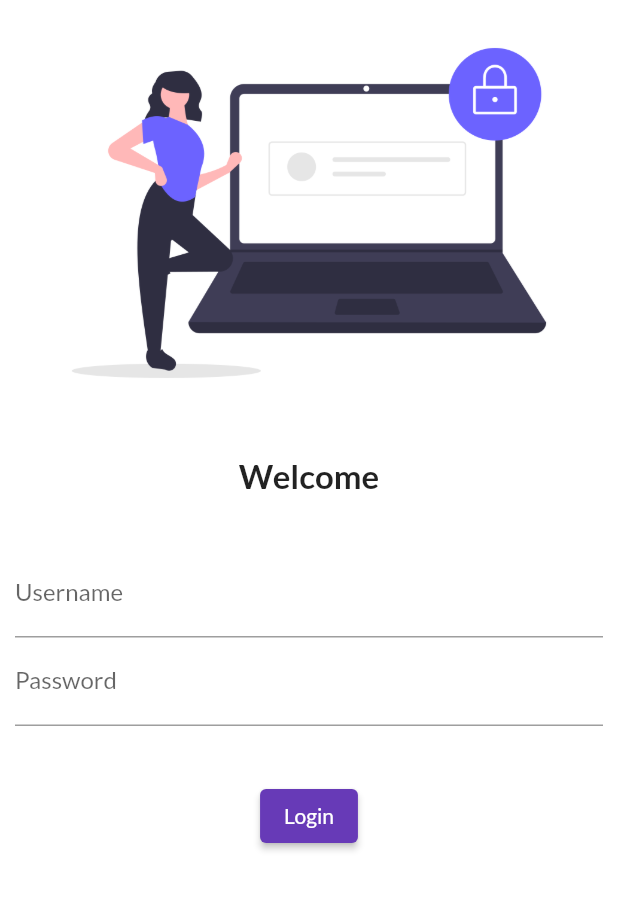
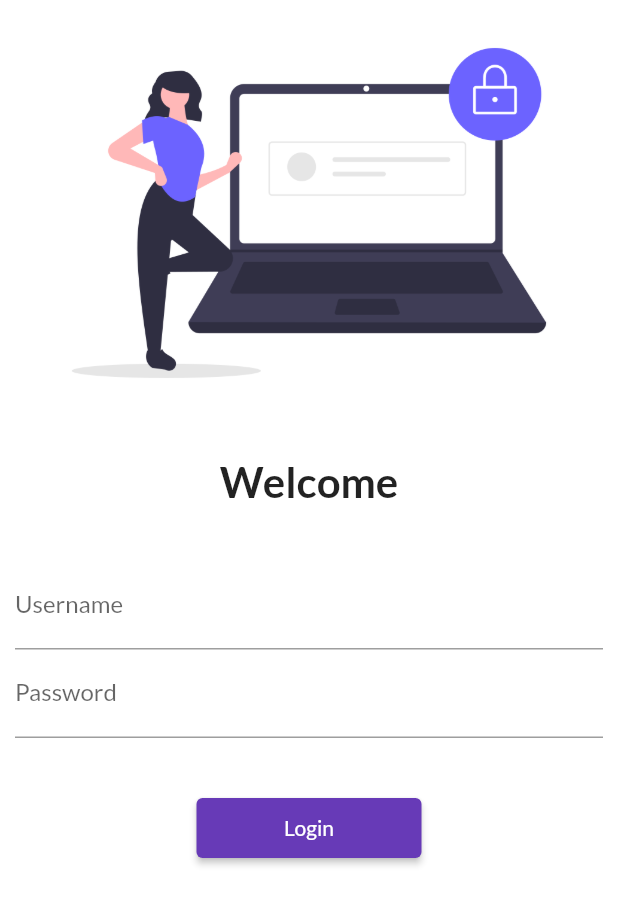
Before and after one commit to GauravRoy-20/30daysofflutter, a Flutter app: the screen it shows after launch, on a phone screen of 412 x 824 dp. Shown: the top 905 px of the screen. Run offline on Flutter 3.47's test engine with Material 2 defaults, Android fonts, the phone set to English and light mode, and no system bars; our stand-ins replace google_fonts.

Commit message:
day5 complete

```diff
--- a/lib/main.dart
+++ b/lib/main.dart
@@ -2,6 +2,7 @@ import 'package:flutter/material.dart';
 import 'package:learn_flutter/pages/home_page.dart';
 import 'package:learn_flutter/pages/login_page.dart';
 import 'package:google_fonts/google_fonts.dart';
+import 'package:learn_flutter/utils/routes.dart';
 
 void main() {
   runApp(const MyApp());
@@ -26,8 +27,8 @@ class MyApp extends StatelessWidget {
       initialRoute: "/login",
       routes: {
         "/": (context) => const HomePage(),
-        "/home": (context) => const HomePage(),
-        "/login": (context) => const LoginPage(),
+        MyRoutes.homeRoute: (context) => const HomePage(),
+        MyRoutes.loginRoute: (context) => const LoginPage(),
       },
     );
   }
--- a/lib/pages/login_page.dart
+++ b/lib/pages/login_page.dart
@@ -1,4 +1,5 @@
 import 'package:flutter/material.dart';
+import 'package:learn_flutter/utils/routes.dart';
 
 class LoginPage extends StatelessWidget {
   const LoginPage({super.key});
@@ -7,7 +8,8 @@ class LoginPage extends StatelessWidget {
   Widget build(BuildContext context) {
     return Material(
         color: Colors.white,
-        child: Column(
+        child: SingleChildScrollView(
+            child: Column(
           children: [
             Image.asset(
               "assets/images/login.png",
@@ -18,7 +20,7 @@ class LoginPage extends StatelessWidget {
             ),
             const Text(
               "Welcome",
-              style: TextStyle(fontSize: 22, fontWeight: FontWeight.bold),
+              style: TextStyle(fontSize: 28, fontWeight: FontWeight.bold),
             ),
             const SizedBox(
               height: 20.0,
@@ -44,12 +46,11 @@ class LoginPage extends StatelessWidget {
               height: 20.0,
             ),
             ElevatedButton(
-                onPressed: () => {},
-                // style: ButtonStyle(
-                //     foregroundColor:
-                //         MaterialStateProperty.resolveAs(value, states)),
+                onPressed: () =>
+                    {Navigator.pushNamed(context, MyRoutes.homeRoute)},
+                style: TextButton.styleFrom(minimumSize: const Size(150, 40)),
                 child: const Text("Login"))
           ],
-        ));
+        )));
   }
 }
--- /dev/null
+++ b/lib/utils/routes.dart
@@ -0,0 +1,4 @@
+class MyRoutes {
+  static String loginRoute = "/login";
+  static String homeRoute = "/home";
+}
```
